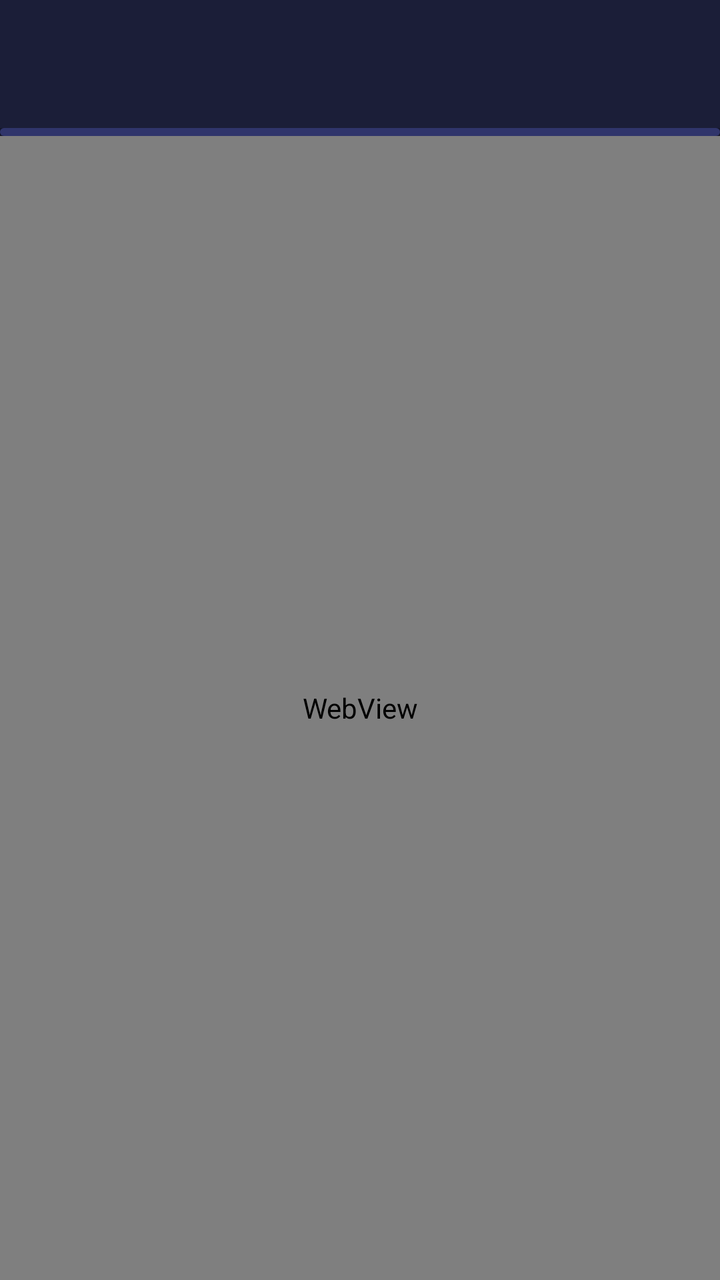
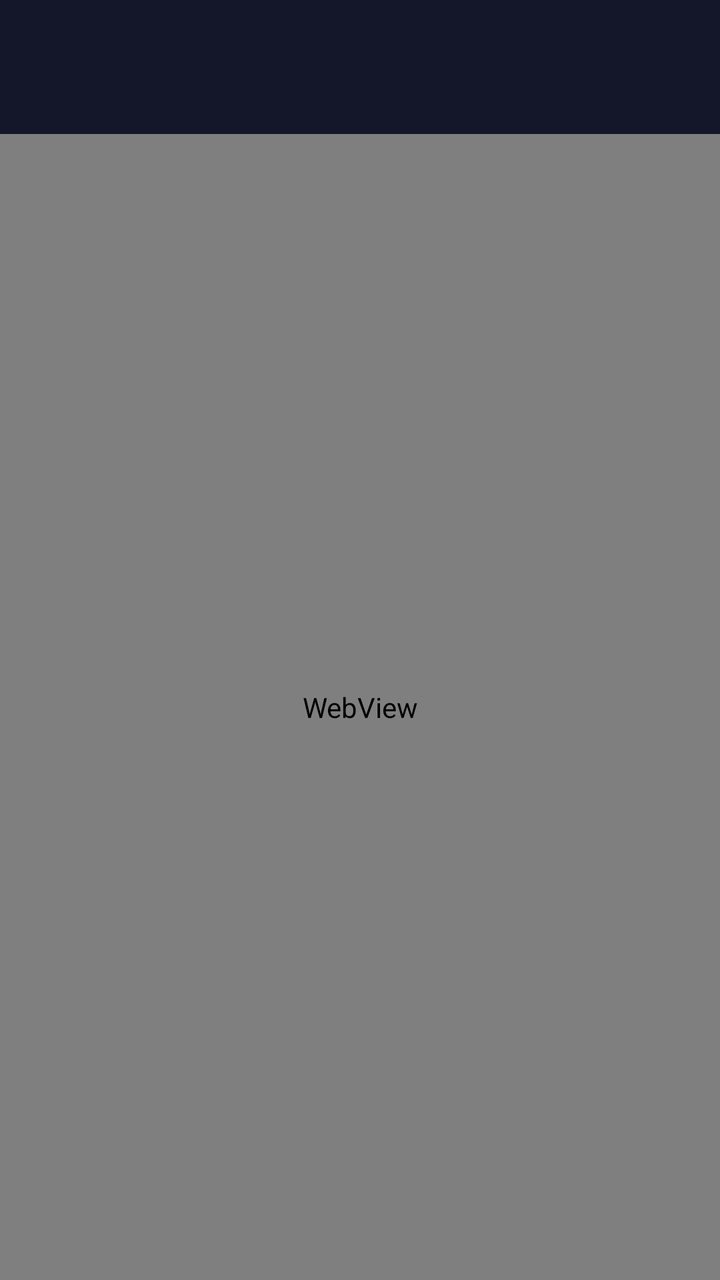

An Android layout rendered at two revisions. The XML below is the earlier revision; the diff shows what the commit changed to produce the second picture.
<!-- AndroidManifest.xml: application theme Theme.Hub -->
<!-- res/layout/activity_plugin.xml -->
<?xml version="1.0" encoding="utf-8"?>
<LinearLayout xmlns:android="http://schemas.android.com/apk/res/android"
    xmlns:app="http://schemas.android.com/apk/res-auto"
    android:layout_width="match_parent"
    android:layout_height="match_parent"
    android:background="@color/bg"
    android:orientation="vertical">

    <com.google.android.material.appbar.MaterialToolbar
        android:id="@+id/toolbar"
        android:layout_width="match_parent"
        android:layout_height="?attr/actionBarSize"
        android:background="@color/surface"
        app:titleTextColor="@color/text" />

    <com.google.android.material.progressindicator.LinearProgressIndicator
        android:id="@+id/progress"
        android:layout_width="match_parent"
        android:layout_height="wrap_content"
        android:indeterminate="true"
        app:indicatorColor="@color/accent"
        app:trackColor="@color/stroke" />

    <FrameLayout
        android:layout_width="match_parent"
        android:layout_height="0dp"
        android:layout_weight="1">

        <WebView
            android:id="@+id/web"
            android:layout_width="match_parent"
            android:layout_height="match_parent" />

        <TextView
            android:id="@+id/error"
            android:layout_width="match_parent"
            android:layout_height="match_parent"
            android:background="@color/bg"
            android:gravity="center"
            android:padding="32dp"
            android:text="This plugin could not be loaded."
            android:textColor="@color/subtext"
            android:textSize="15sp"
            android:visibility="gone" />
    </FrameLayout>
</LinearLayout>
<!-- resources referenced by this layout -->
<resources>
  <color name="accent">#FF8A5B</color>
  <color name="bg">#141629</color>
  <color name="stroke">#30356B</color>
  <color name="subtext">#A3A8D6</color>
  <color name="surface">#1B1E38</color>
  <color name="text">#F4F4FF</color>
  <style name="Theme.Hub" parent="Theme.Material3.Dark.NoActionBar">
          <item name="colorPrimary">@color/accent</item>
          <item name="colorOnPrimary">#1A1020</item>
          <item name="colorSurface">@color/surface</item>
          <item name="colorOnSurface">@color/text</item>
          <item name="android:windowBackground">@color/bg</item>
          <item name="android:statusBarColor">@color/bg</item>
          <item name="android:navigationBarColor">@color/bg</item>
          <item name="android:textColorPrimary">@color/text</item>
      </style>
</resources>

<!-- the commit's change to res/layout/activity_plugin.xml (unified diff, before → after) -->
@@ -3,23 +3,27 @@
     xmlns:app="http://schemas.android.com/apk/res-auto"
     android:layout_width="match_parent"
     android:layout_height="match_parent"
-    android:background="@color/bg"
+    android:background="@color/q_bg"
     android:orientation="vertical">
 
     <com.google.android.material.appbar.MaterialToolbar
         android:id="@+id/toolbar"
         android:layout_width="match_parent"
         android:layout_height="?attr/actionBarSize"
-        android:background="@color/surface"
-        app:titleTextColor="@color/text" />
+        android:background="@color/q_bg"
+        android:elevation="0dp"
+        app:titleTextColor="@color/q_text" />
 
-    <com.google.android.material.progressindicator.LinearProgressIndicator
+    
+    <ProgressBar
         android:id="@+id/progress"
+        style="?android:attr/progressBarStyleHorizontal"
         android:layout_width="match_parent"
-        android:layout_height="wrap_content"
-        android:indeterminate="true"
-        app:indicatorColor="@color/accent"
-        app:trackColor="@color/stroke" />
+        android:layout_height="3dp"
+        android:indeterminate="false"
+        android:max="100"
+        android:progressDrawable="@drawable/q_progress"
+        android:visibility="invisible" />
 
     <FrameLayout
         android:layout_width="match_parent"
@@ -31,16 +35,71 @@
             android:layout_width="match_parent"
             android:layout_height="match_parent" />
 
-        <TextView
+        
+        <LinearLayout
             android:id="@+id/error"
             android:layout_width="match_parent"
             android:layout_height="match_parent"
-            android:background="@color/bg"
+            android:background="@color/q_bg"
+            android:clickable="true"
+            android:focusable="true"
             android:gravity="center"
+            android:orientation="vertical"
             android:padding="32dp"
-            android:text="This plugin could not be loaded."
-            android:textColor="@color/subtext"
-            android:textSize="15sp"
-            android:visibility="gone" />
+            android:visibility="gone">
+
+            <TextView
+                android:layout_width="wrap_content"
+                android:layout_height="wrap_content"
+                android:text="Couldn't open this plugin"
+                android:textColor="@color/q_text"
+                android:textSize="18sp"
+                android:textStyle="bold" />
+
+            <TextView
+                android:id="@+id/error_msg"
+                android:layout_width="wrap_content"
+                android:layout_height="wrap_content"
+                android:layout_marginTop="8dp"
+                android:accessibilityLiveRegion="polite"
+                android:gravity="center"
+                android:maxWidth="360dp"
+                android:text="This plugin could not be loaded."
+                android:textColor="@color/q_text_sub"
+                android:textSize="14sp" />
+
+            <TextView
+                android:id="@+id/error_retry"
+                android:layout_width="wrap_content"
+                android:layout_height="wrap_content"
+                android:layout_marginTop="24dp"
+                android:background="@drawable/q_btn_accent"
+                android:foreground="?attr/selectableItemBackground"
+                android:gravity="center"
+                android:minWidth="180dp"
+                android:minHeight="48dp"
+                android:paddingStart="24dp"
+                android:paddingEnd="24dp"
+                android:text="Try again"
+                android:textColor="@color/q_on_accent"
+                android:textSize="14sp"
+                android:textStyle="bold" />
+
+            <TextView
+                android:id="@+id/error_back"
+                android:layout_width="wrap_content"
+                android:layout_height="wrap_content"
+                android:layout_marginTop="12dp"
+                android:background="@drawable/q_chip"
+                android:foreground="?attr/selectableItemBackground"
+                android:gravity="center"
+                android:minWidth="180dp"
+                android:minHeight="48dp"
+                android:paddingStart="24dp"
+                android:paddingEnd="24dp"
+                android:text="Back to Hub"
+                android:textColor="@color/q_text"
+                android:textSize="14sp" />
+        </LinearLayout>
     </FrameLayout>
 </LinearLayout>
<!-- resource entries referenced after the edit -->
@@ -1,9 +1,41 @@
 <!-- resources referenced by this layout -->
 <resources>
+  <color name="q_bg">#FF141629</color>
+  <color name="q_on_accent">#FF1A1020</color>
+  <color name="q_text">#FFF4F4FF</color>
+  <color name="q_text_sub">#FFA3A8D6</color>
+  <!-- drawable q_btn_accent (drawable) -->
+  <?xml version="1.0" encoding="utf-8"?>
+  <shape xmlns:android="http://schemas.android.com/apk/res/android" android:shape="rectangle">
+      <solid android:color="@color/q_accent" />
+      <corners android:radius="@dimen/q_pill_radius" />
+  </shape>
+  <!-- drawable q_chip (drawable) -->
+  <?xml version="1.0" encoding="utf-8"?>
+  <shape xmlns:android="http://schemas.android.com/apk/res/android" android:shape="rectangle">
+      <solid android:color="@color/q_surface_hi" />
+      <corners android:radius="@dimen/q_chip_radius" />
+  </shape>
+  <!-- drawable q_progress (drawable) -->
+  <?xml version="1.0" encoding="utf-8"?>
+  <layer-list xmlns:android="http://schemas.android.com/apk/res/android">
+      <item android:id="@android:id/background">
+          <shape android:shape="rectangle">
+              <solid android:color="@color/q_outline" />
+              <corners android:radius="2dp" />
+          </shape>
+      </item>
+      <item android:id="@android:id/progress">
+          <clip>
+              <shape android:shape="rectangle">
+                  <solid android:color="@color/q_accent" />
+                  <corners android:radius="2dp" />
+              </shape>
+          </clip>
+      </item>
+  </layer-list>
   <color name="accent">#FF8A5B</color>
   <color name="bg">#141629</color>
-  <color name="stroke">#30356B</color>
-  <color name="subtext">#A3A8D6</color>
   <color name="surface">#1B1E38</color>
   <color name="text">#F4F4FF</color>
   <style name="Theme.Hub" parent="Theme.Material3.Dark.NoActionBar">
@@ -16,5 +48,10 @@
           <item name="android:navigationBarColor">@color/bg</item>
           <item name="android:textColorPrimary">@color/text</item>
       </style>
+  <color name="q_accent">#FFFF8A5B</color>
+  <dimen name="q_pill_radius">28dp</dimen>
+  <color name="q_surface_hi">#FF222648</color>
+  <dimen name="q_chip_radius">20dp</dimen>
+  <color name="q_outline">#FF30356B</color>
 </resources>
 
